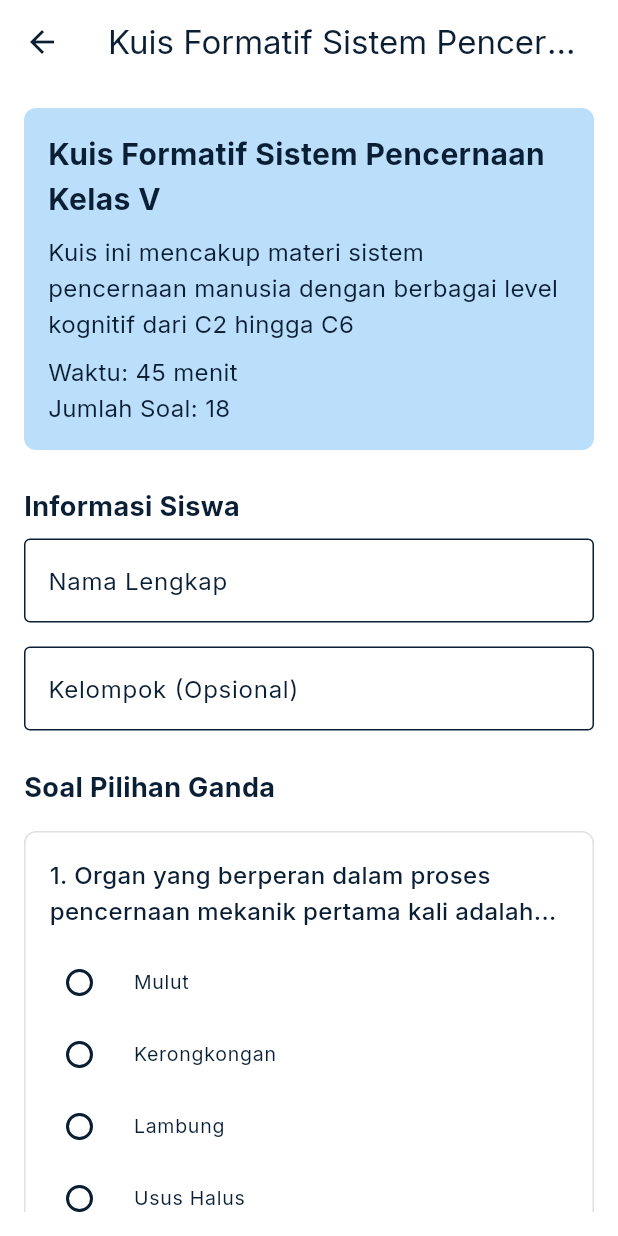
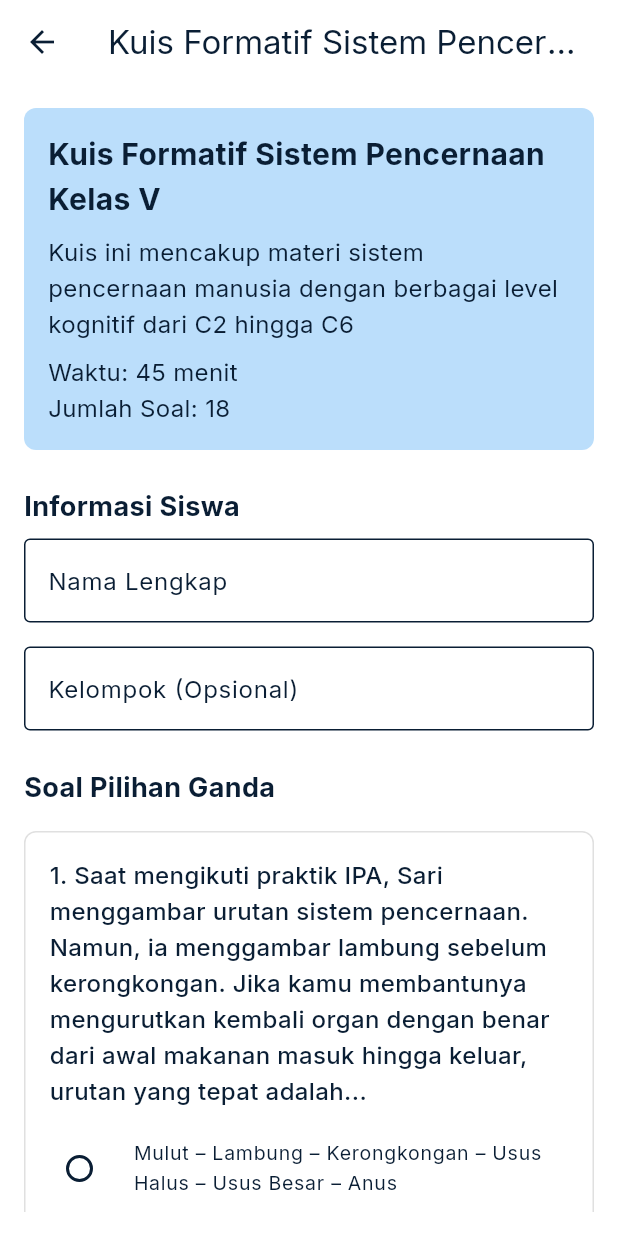
Before and after one commit to Baguspanji/educational-flutter, a Flutter app: the screen it shows after launch, item 4 of the bottom bar chosen, after a tap on "Mulai Kuis", on a phone screen of 412 x 824 dp. Run offline on Flutter 3.47's test engine with Material 3 defaults, Android fonts, the phone set to English and light mode, and no system bars; our stand-ins replace cached_network_image, chewie, file_picker, firebase_core, firebase_storage, google_fonts and 3 more; missing offline and left inert: flutter_inappwebview, gsheets; accounts and stored records are empty; network calls fail.

Commit message:
feat: Update KuisKerjakanScreen with additional questions and timer functionality; enhance SheetsService for new answer types

```diff
--- a/lib/screens/kuis_kerjakan_screen.dart
+++ b/lib/screens/kuis_kerjakan_screen.dart
@@ -1,3 +1,4 @@
+import 'dart:async';
 import 'package:flutter/material.dart';
 import '../models/content_models.dart';
 import '../services/sheets_service.dart';
@@ -17,6 +18,11 @@ class _KuisKerjakanScreenState extends State<KuisKerjakanScreen> {
   final ScrollController _scrollController = ScrollController();
   bool _showBackToTop = false;
   bool _isSubmitting = false;
+
+  // Timer properties
+  Timer? _timer;
+  int _remainingSeconds = 0;
+  bool _isTimeExpired = false;
 
   // Multiple Choice Section
   Map<int, int?> multipleChoiceAnswers = {};
@@ -265,59 +271,67 @@ class _KuisKerjakanScreenState extends State<KuisKerjakanScreen> {
                   _buildMultipleChoiceQuestion(
                     index: 0,
                     question:
-                        '1. Organ yang berperan dalam proses pencernaan mekanik pertama kali adalah...',
-                    options: ['Mulut', 'Kerongkongan', 'Lambung', 'Usus Halus'],
+                        '1. Saat mengikuti praktik IPA, Sari menggambar urutan sistem pencernaan. Namun, ia menggambar lambung sebelum kerongkongan. Jika kamu membantunya mengurutkan kembali organ dengan benar dari awal makanan masuk hingga keluar, urutan yang tepat adalah...',
+                    options: [
+                      'Mulut – Lambung – Kerongkongan – Usus Halus – Usus Besar – Anus',
+                      'Mulut – Kerongkongan – Lambung – Usus Halus – Usus Besar – Anus',
+                      'Kerongkongan – Mulut – Usus Halus – Lambung – Anus',
+                      'Mulut – Usus Halus – Lambung – Usus Besar – Anus',
+                    ],
                   ),
 
                   // Question 2
                   _buildMultipleChoiceQuestion(
                     index: 1,
                     question:
-                        '2. Enzim yang berperan dalam mencerna karbohidrat di mulut adalah...',
-                    options: ['Amilase', 'Pepsin', 'Lipase', 'Tripsin'],
+                        '2. Seorang siswa menggambarkan sistem pencernaan dengan urutan: Mulut → Lambung → Usus Halus → Usus Besar → Anus. Ia lupa satu organ penting dalam proses tersebut. Organ yang hilang dalam urutan tersebut adalah...',
+                    options: ['Hati', 'Pankreas', 'Kerongkongan', 'Ginjal'],
                   ),
 
                   // Question 3
                   _buildMultipleChoiceQuestion(
                     index: 2,
                     question:
-                        '3. Usus halus memiliki lipatan-lipatan yang disebut...',
-                    options: ['Vili', 'Jonjot', 'Plika', 'Rugae'],
+                        '3. Saat kita mengunyah makanan, air liur dikeluarkan dan bercampur dengan makanan untuk memulai proses kimiawi. Apa fungsi utama mulut dalam proses pencernaan?',
+                    options: [
+                      'Menghasilkan energi',
+                      'Menyerap nutrisi',
+                      'Menghancurkan makanan dan mencampurnya dengan enzim',
+                      'Mengolah makanan menjadi feses',
+                    ],
                   ),
 
                   // Question 4
                   _buildMultipleChoiceQuestion(
                     index: 3,
                     question:
-                        '4. Pencernaan kimiawi lemak terutama terjadi di...',
-                    options: ['Usus halus', 'Lambung', 'Mulut', 'Kerongkongan'],
+                        '4. Dalam lambung, makanan dicerna secara kimiawi dengan bantuan enzim dan asam lambung. Fungsi utama lambung adalah...',
+                    options: [
+                      'Menyerap vitamin',
+                      'Mengubah air menjadi energi',
+                      'Menguraikan makanan menggunakan zat kimia',
+                      'Menyimpan air',
+                    ],
                   ),
 
-                  // Question 5 (with asset image)
+                  // Question 5
                   _buildMultipleChoiceQuestion(
                     index: 4,
                     question:
-                        '5. Perhatikan gambar sistem pencernaan berikut ini.\n{image}\nBagian yang ditandai dengan X adalah organ dimana proses penyerapan air terutama terjadi. Organ tersebut adalah...',
-                    options: [
-                      'Usus besar',
-                      'Usus halus',
-                      'Lambung',
-                      'Kerongkongan',
-                    ],
-                    imageAsset: 'assets/images/soal-1.png',
-                    // imageCaption: 'Gambar 1. Sistem pencernaan manusia.',
+                        '5. Setelah makanan melalui lambung, zat gizi mulai diserap oleh tubuh. Organ yang paling banyak menyerap nutrisi tersebut adalah...',
+                    options: ['Kerongkongan', 'Usus halus', 'Mulut', 'Hati'],
                   ),
 
                   // Question 6
                   _buildMultipleChoiceQuestion(
                     index: 5,
                     question:
-                        '6. Makanan yang dicerna di mulut akan masuk ke lambung melalui...',
+                        '6. Roti terasa manis saat dikunyah dalam waktu lama. Hal ini terjadi karena...',
                     options: [
-                      'Kerongkongan',
-                      'Tenggorokan',
-                      'Usus halus',
-                      'Kardiak',
+                      'Enzim di usus mengubah tepung menjadi garam',
+                      'Proses mekanik menghancurkan gula',
+                      'Air liur mengubah zat tepung menjadi gula sederhana',
+                      'Lambung menghasilkan rasa manis',
                     ],
                   ),
 
@@ -325,45 +339,117 @@ class _KuisKerjakanScreenState extends State<KuisKerjakanScreen> {
                   _buildMultipleChoiceQuestion(
                     index: 6,
                     question:
-                        '7. Bagian akhir dari sistem pencernaan adalah...',
-                    options: ['Anus', 'Rektum', 'Usus besar', 'Usus halus'],
+                        '7. Jika tubuh tidak memproduksi enzim di lambung dan usus halus, maka...',
+                    options: [
+                      'Proses pembuangan akan terganggu',
+                      'Zat gizi tidak akan terserap dengan baik',
+                      'Air tidak dapat masuk ke dalam tubuh',
+                      'Makanan langsung berubah menjadi energi',
+                    ],
                   ),
 
-                  // Question 8 (with image)
+                  // Question 8
                   _buildMultipleChoiceQuestion(
                     index: 7,
                     question:
-                        'Perhatikan gambar sistem pencernaan berikut ini.\n{image}\nJika bagian yang ditandai dengan huruf A rusak atau tidak berfungsi, apa akibatnya bagi keseluruhan proses pencernaan?',
+                        '8. Air liur dan asam lambung memiliki fungsi berbeda. Apa perbedaan utama proses pencernaan yang terjadi di mulut dan di lambung?',
                     options: [
-                      'Pencernaan lemak terganggu karena cairan empedu tidak dapat diproduksi',
-                      'Penyerapan air terganggu sehingga terjadi diare',
-                      'Pencernaan karbohidrat tidak bisa dimulai karena tidak ada enzim amilase',
-                      'Makanan tidak dapat masuk ke lambung',
+                      'Di mulut makanan hanya ditelan, di lambung dikunyah',
+                      'Di mulut terjadi pencernaan mekanik saja, di lambung tidak',
+                      'Di mulut ada proses mekanik dan kimiawi awal, di lambung terjadi pencernaan kimiawi lanjutan',
+                      'Di mulut zat gizi diserap, di lambung zat dibuang',
                     ],
-                    imageUrl:
-                        'https://sistem.bio/wp-content/uploads/2019/12/sistem-pencernaan-manusia.png',
-                    imageCaption:
-                        'Gambar 2. Organ hati (A) dalam sistem pencernaan manusia.',
                   ),
 
                   // Question 9
                   _buildMultipleChoiceQuestion(
                     index: 8,
                     question:
-                        '9. Gangguan pencernaan berupa peradangan pada dinding lambung disebut...',
-                    options: ['Gastritis', 'Diare', 'Konstipasi', 'Maag'],
+                        '9. Seorang anak mengalami diare setelah jajan sembarangan di depan sekolah. Menurut analisismu, penyebab dari gangguan tersebut kemungkinan besar adalah...',
+                    options: [
+                      'Makanan berserat tinggi',
+                      'Konsumsi sayur segar',
+                      'Kebersihan makanan yang buruk dan masuknya bakteri',
+                      'Porsi makan yang terlalu kecil',
+                    ],
                   ),
 
                   // Question 10
                   _buildMultipleChoiceQuestion(
                     index: 9,
                     question:
-                        '10. Vitamin yang diserap di usus halus dengan bantuan empedu adalah...',
+                        '10. Andi mengalami perut kembung dan sulit buang air besar. Setelah dianalisis, kebiasaannya adalah makan cepat dan tidak suka minum air. Solusi yang tepat untuk masalah Andi adalah...',
                     options: [
-                      'Vitamin A',
-                      'Vitamin C',
-                      'Vitamin B',
-                      'Vitamin B12',
+                      'Menghindari aktivitas fisik',
+                      'Mengurangi waktu makan',
+                      'Menambahkan porsi daging',
+                      'Memperbanyak sayur, air, dan makan perlahan',
+                    ],
+                  ),
+
+                  // Question 11
+                  _buildMultipleChoiceQuestion(
+                    index: 10,
+                    question:
+                        '11. Siska sangat menyukai makanan cepat saji, jarang mengonsumsi sayur, dan hampir tidak pernah minum air putih. Jika kebiasaan ini dibiarkan terus, apa risiko jangka panjang terhadap sistem pencernaannya?',
+                    options: [
+                      'Sistem pencernaan akan menjadi lebih cepat bekerja',
+                      'Pencernaan jadi lebih kuat terhadap infeksi',
+                      'Siska bisa mengalami gangguan seperti sembelit dan radang lambung',
+                      'Tubuh akan menyerap lebih banyak vitamin',
+                    ],
+                  ),
+
+                  // Question 12
+                  _buildMultipleChoiceQuestion(
+                    index: 11,
+                    question:
+                        '12. Bayangkan kamu memiliki dua teman: satu rajin makan buah dan sayur, satu lagi hanya makan mie instan. Dari sisi pencernaan, perbedaan paling mencolok antara keduanya adalah...',
+                    options: [
+                      'Teman yang makan buah akan sering sakit',
+                      'Teman yang makan mie instan akan punya pencernaan lebih kuat',
+                      'Teman yang makan sehat akan memiliki sistem pencernaan lebih lancar',
+                      'Tidak ada perbedaan yang berarti',
+                    ],
+                  ),
+
+                  // Question 13 (with asset image)
+                  _buildMultipleChoiceQuestion(
+                    index: 12,
+                    question:
+                        '13. Perhatikan gambar sistem pencernaan berikut ini.\n{image}\nJika bagian yang ditandai rusak atau tidak berfungsi, apa akibatnya bagi keseluruhan proses pencernaan?',
+                    options: [
+                      'Pencernaan makanan tetap normal',
+                      'Penyerapan nutrisi menjadi lebih cepat',
+                      'Makanan tidak dapat dicerna secara kimiawi dan berisiko membusuk',
+                      'Organ lain akan menghasilkan feses langsung',
+                    ],
+                    imageAsset: 'assets/images/soal-1.png',
+                  ),
+
+                  // Question 14
+                  _buildMultipleChoiceQuestion(
+                    index: 13,
+                    question:
+                        '14. Kamu melihat poster sistem pencernaan yang tidak mencantumkan usus besar. Informasi penting apa yang hilang dari poster tersebut?',
+                    options: [
+                      'Fungsi pencernaan karbohidrat',
+                      'Proses penghancuran lemak',
+                      'Penyerapan air dan pembentukan feses',
+                      'Proses mengunyah makanan',
+                    ],
+                  ),
+
+                  // Question 15
+                  _buildMultipleChoiceQuestion(
+                    index: 14,
+                    question:
+                        '15. Sebuah infografis menampilkan urutan sistem pencernaan dengan salah posisi: Usus besar ditempatkan sebelum usus halus. Bagaimana kamu memperbaiki urutan tersebut agar sesuai fungsi tiap organ?',
+                    options: [
+                      'Tempatkan anus di awal karena buang sisa makanan',
+                      'Letakkan usus halus setelah lambung dan sebelum usus besar',
+                      'Pindahkan lambung ke akhir sistem',
+                      'Tambahkan ginjal ke dalam urutan pencernaan',
                     ],
                   ),
 
--- a/lib/services/sheets_service.dart
+++ b/lib/services/sheets_service.dart
@@ -99,14 +99,26 @@ class SheetsService {
       'MultipleChoice8',
       'MultipleChoice9',
       'MultipleChoice10',
+      'MultipleChoice11',
+      'MultipleChoice12',
+      'MultipleChoice13',
+      'MultipleChoice14',
+      'MultipleChoice15',
       'ShortAnswer1',
       'ShortAnswer2',
       'ShortAnswer3',
       'ShortAnswer4',
       'ShortAnswer5',
+      'ShortAnswer6',
+      'ShortAnswer7',
+      'ShortAnswer8',
+      'ShortAnswer9',
+      'ShortAnswer10',
       'Essay1',
       'Essay2',
       'Essay3',
+      'Essay4',
+      'Essay5',
       'Total Score',
     ];
 
@@ -196,14 +208,26 @@ class SheetsService {
         multipleChoiceAnswers['mc8'] ?? '',
         multipleChoiceAnswers['mc9'] ?? '',
         multipleChoiceAnswers['mc10'] ?? '',
+        multipleChoiceAnswers['mc11'] ?? '',
+        multipleChoiceAnswers['mc12'] ?? '',
+        multipleChoiceAnswers['mc13'] ?? '',
+        multipleChoiceAnswers['mc14'] ?? '',
+        multipleChoiceAnswers['mc15'] ?? '',
         shortAnswers['sa1'] ?? '',
         shortAnswers['sa2'] ?? '',
         shortAnswers['sa3'] ?? '',
         shortAnswers['sa4'] ?? '',
         shortAnswers['sa5'] ?? '',
+        shortAnswers['sa6'] ?? '',
+        shortAnswers['sa7'] ?? '',
+        shortAnswers['sa8'] ?? '',
+        shortAnswers['sa9'] ?? '',
+        shortAnswers['sa10'] ?? '',
         essayAnswers['essay1'] ?? '',
         essayAnswers['essay2'] ?? '',
         essayAnswers['essay3'] ?? '',
+        essayAnswers['essay4'] ?? '',
+        essayAnswers['essay5'] ?? '',
         totalScore.toString(),
       ];
 
```
Also changed, not shown: assets/images/soal-1.png, assets/images/soal-3.png.
